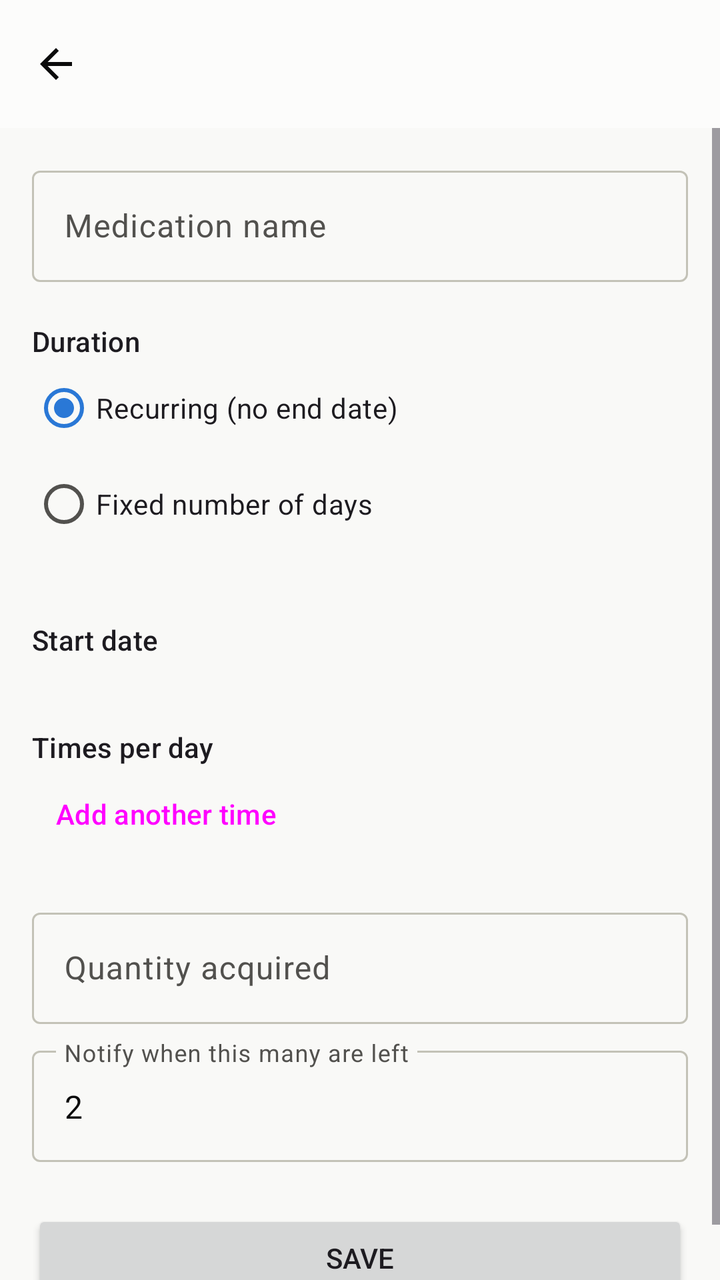
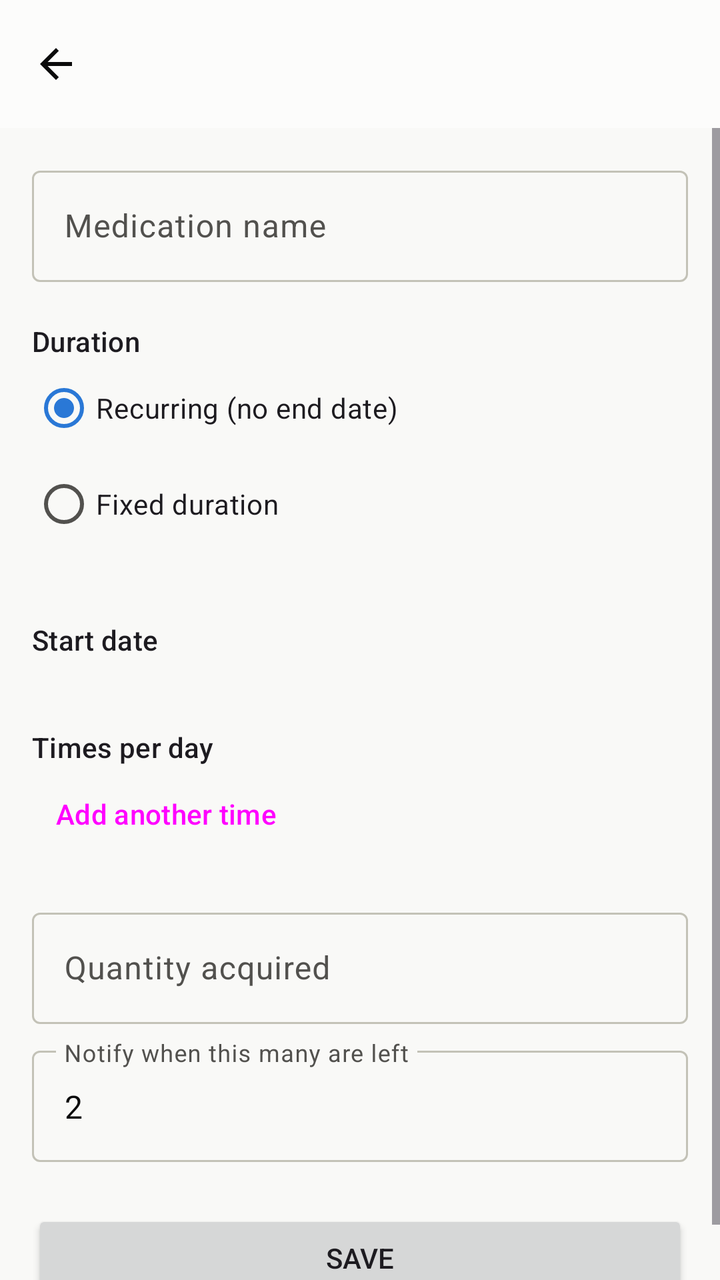

Before-and-after screenshots of an Android layout around one commit, followed by the original layout XML and the change that was made.
<!-- AndroidManifest.xml: application theme Theme.MedMe -->
<!-- res/layout/activity_add_edit_medication.xml -->
<?xml version="1.0" encoding="utf-8"?>
<LinearLayout xmlns:android="http://schemas.android.com/apk/res/android"
    xmlns:app="http://schemas.android.com/apk/res-auto"
    android:layout_width="match_parent"
    android:layout_height="match_parent"
    android:orientation="vertical">

    <androidx.appcompat.widget.Toolbar
        android:id="@+id/toolbar"
        android:layout_width="match_parent"
        android:layout_height="?attr/actionBarSize"
        android:background="?attr/colorSurface"
        app:navigationIcon="@drawable/ic_back" />

    <ScrollView
        android:layout_width="match_parent"
        android:layout_height="match_parent">

        <LinearLayout
            android:layout_width="match_parent"
            android:layout_height="wrap_content"
            android:orientation="vertical"
            android:padding="16dp">

            <com.google.android.material.textfield.TextInputLayout
                android:layout_width="match_parent"
                android:layout_height="wrap_content"
                android:hint="@string/hint_medication_name">

                <com.google.android.material.textfield.TextInputEditText
                    android:id="@+id/editMedName"
                    android:layout_width="match_parent"
                    android:layout_height="wrap_content" />

            </com.google.android.material.textfield.TextInputLayout>

            <TextView
                android:layout_width="match_parent"
                android:layout_height="wrap_content"
                android:layout_marginTop="20dp"
                android:text="@string/label_duration"
                android:textAppearance="?attr/textAppearanceTitleSmall" />

            <RadioGroup
                android:id="@+id/radioGroupDuration"
                android:layout_width="match_parent"
                android:layout_height="wrap_content">

                <RadioButton
                    android:id="@+id/radioRecurring"
                    android:layout_width="match_parent"
                    android:layout_height="wrap_content"
                    android:checked="true"
                    android:text="@string/duration_recurring" />

                <RadioButton
                    android:id="@+id/radioFixedDays"
                    android:layout_width="match_parent"
                    android:layout_height="wrap_content"
                    android:text="@string/duration_fixed_days" />

            </RadioGroup>

            <com.google.android.material.textfield.TextInputLayout
                android:id="@+id/layoutTotalDays"
                android:layout_width="match_parent"
                android:layout_height="wrap_content"
                android:layout_marginTop="8dp"
                android:hint="@string/hint_total_days"
                android:visibility="gone">

                <com.google.android.material.textfield.TextInputEditText
                    android:id="@+id/editTotalDays"
                    android:layout_width="match_parent"
                    android:layout_height="wrap_content"
                    android:inputType="number" />

            </com.google.android.material.textfield.TextInputLayout>

            <LinearLayout
                android:layout_width="match_parent"
                android:layout_height="wrap_content"
                android:layout_marginTop="20dp"
                android:gravity="center_vertical"
                android:orientation="horizontal">

                <TextView
                    android:layout_width="0dp"
                    android:layout_height="wrap_content"
                    android:layout_weight="1"
                    android:text="@string/label_start_date"
                    android:textAppearance="?attr/textAppearanceTitleSmall" />

                <Button
                    android:id="@+id/buttonPickStartDate"
                    style="?attr/borderlessButtonStyle"
                    android:layout_width="wrap_content"
                    android:layout_height="wrap_content" />

            </LinearLayout>

            <TextView
                android:layout_width="match_parent"
                android:layout_height="wrap_content"
                android:layout_marginTop="20dp"
                android:text="@string/label_dose_times"
                android:textAppearance="?attr/textAppearanceTitleSmall" />

            <LinearLayout
                android:id="@+id/containerDoseTimes"
                android:layout_width="match_parent"
                android:layout_height="wrap_content"
                android:orientation="vertical" />

            <Button
                android:id="@+id/buttonAddTimeSlot"
                style="?attr/borderlessButtonStyle"
                android:layout_width="wrap_content"
                android:layout_height="wrap_content"
                android:layout_gravity="start"
                android:text="@string/add_another_time" />

            <LinearLayout
                android:id="@+id/layoutInitialQuantity"
                android:layout_width="match_parent"
                android:layout_height="wrap_content"
                android:orientation="vertical">

                <com.google.android.material.textfield.TextInputLayout
                    android:layout_width="match_parent"
                    android:layout_height="wrap_content"
                    android:layout_marginTop="20dp"
                    android:hint="@string/hint_initial_quantity">

                    <com.google.android.material.textfield.TextInputEditText
                        android:id="@+id/editInitialQuantity"
                        android:layout_width="match_parent"
                        android:layout_height="wrap_content"
                        android:inputType="number" />

                </com.google.android.material.textfield.TextInputLayout>

            </LinearLayout>

            <com.google.android.material.textfield.TextInputLayout
                android:layout_width="match_parent"
                android:layout_height="wrap_content"
                android:layout_marginTop="8dp"
                android:hint="@string/hint_low_stock_threshold">

                <com.google.android.material.textfield.TextInputEditText
                    android:id="@+id/editLowStockThreshold"
                    android:layout_width="match_parent"
                    android:layout_height="wrap_content"
                    android:inputType="number"
                    android:text="@string/default_low_stock_threshold" />

            </com.google.android.material.textfield.TextInputLayout>

            <Button
                android:id="@+id/buttonSave"
                android:layout_width="match_parent"
                android:layout_height="wrap_content"
                android:layout_marginTop="24dp"
                android:text="@string/action_save" />

        </LinearLayout>

    </ScrollView>

</LinearLayout>
<!-- resources referenced by this layout -->
<resources>
  <!-- drawable ic_back (drawable) -->
  <vector xmlns:android="http://schemas.android.com/apk/res/android"
      android:width="24dp"
      android:height="24dp"
      android:viewportWidth="24"
      android:viewportHeight="24"
      android:tint="?attr/colorOnSurface">
      <path
          android:fillColor="@android:color/white"
          android:pathData="M20,11H7.83l5.59,-5.59L12,4l-8,8 8,8 1.41,-1.41L7.83,13H20v-2z" />
  </vector>
  <string name="action_save">Save</string>
  <string name="add_another_time">Add another time</string>
  <string name="default_low_stock_threshold">2</string>
  <string name="duration_fixed_days">Fixed number of days</string>
  <string name="duration_recurring">Recurring (no end date)</string>
  <string name="hint_initial_quantity">Quantity acquired</string>
  <string name="hint_low_stock_threshold">Notify when this many are left</string>
  <string name="hint_medication_name">Medication name</string>
  <string name="hint_total_days">Number of days</string>
  <string name="label_dose_times">Times per day</string>
  <string name="label_duration">Duration</string>
  <string name="label_start_date">Start date</string>
  <style name="Theme.MedMe" parent="Theme.Material3.DayNight.NoActionBar">
          <item name="colorPrimary">@color/md_primary</item>
          <item name="colorOnPrimary">@color/md_on_primary</item>
          <item name="colorPrimaryContainer">@color/md_primary_container</item>
          <item name="colorOnPrimaryContainer">@color/md_on_primary_container</item>
          <item name="colorSurface">@color/md_surface</item>
          <item name="colorOnSurface">@color/md_on_surface</item>
          <item name="colorOnSurfaceVariant">@color/md_on_surface_variant</item>
          <item name="android:colorBackground">@color/md_background</item>
          <item name="colorOutline">@color/md_outline</item>
          <item name="android:statusBarColor">@color/md_surface</item>
          <item name="android:windowLightStatusBar" tools:targetApi="m">true</item>
      </style>
  <color name="md_primary">#2a78d6</color>
  <color name="md_on_primary">#ffffff</color>
  <color name="md_primary_container">#cde2fb</color>
  <color name="md_on_primary_container">#0d366b</color>
  <color name="md_surface">#fcfcfb</color>
  <color name="md_on_surface">#0b0b0b</color>
  <color name="md_on_surface_variant">#52514e</color>
  <color name="md_background">#f9f9f7</color>
  <color name="md_outline">#c3c2b7</color>
</resources>

<!-- the commit's change to res/layout/activity_add_edit_medication.xml (unified diff, before → after) -->
@@ -61,21 +61,37 @@
 
             </RadioGroup>
 
-            <com.google.android.material.textfield.TextInputLayout
+            <LinearLayout
                 android:id="@+id/layoutTotalDays"
                 android:layout_width="match_parent"
                 android:layout_height="wrap_content"
                 android:layout_marginTop="8dp"
-                android:hint="@string/hint_total_days"
+                android:gravity="center_vertical"
+                android:orientation="horizontal"
                 android:visibility="gone">
 
-                <com.google.android.material.textfield.TextInputEditText
-                    android:id="@+id/editTotalDays"
-                    android:layout_width="match_parent"
+                <com.google.android.material.textfield.TextInputLayout
+                    android:layout_width="0dp"
                     android:layout_height="wrap_content"
-                    android:inputType="number" />
+                    android:layout_weight="1"
+                    android:hint="@string/hint_total_days">
 
-            </com.google.android.material.textfield.TextInputLayout>
+                    <com.google.android.material.textfield.TextInputEditText
+                        android:id="@+id/editTotalDays"
+                        android:layout_width="match_parent"
+                        android:layout_height="wrap_content"
+                        android:inputType="number" />
+
+                </com.google.android.material.textfield.TextInputLayout>
+
+                <Spinner
+                    android:id="@+id/spinnerDurationUnit"
+                    android:layout_width="wrap_content"
+                    android:layout_height="wrap_content"
+                    android:layout_marginStart="8dp"
+                    android:entries="@array/duration_units" />
+
+            </LinearLayout>
 
             <LinearLayout
                 android:layout_width="match_parent"
<!-- resource entries referenced after the edit -->
@@ -1,5 +1,10 @@
 <!-- resources referenced by this layout -->
 <resources>
+  <string-array name="duration_units">
+          <item>Days</item>
+          <item>Weeks</item>
+          <item>Months</item>
+      </string-array>
   <!-- drawable ic_back (drawable) -->
   <vector xmlns:android="http://schemas.android.com/apk/res/android"
       android:width="24dp"
@@ -14,12 +19,12 @@
   <string name="action_save">Save</string>
   <string name="add_another_time">Add another time</string>
   <string name="default_low_stock_threshold">2</string>
-  <string name="duration_fixed_days">Fixed number of days</string>
+  <string name="duration_fixed_days">Fixed duration</string>
   <string name="duration_recurring">Recurring (no end date)</string>
   <string name="hint_initial_quantity">Quantity acquired</string>
   <string name="hint_low_stock_threshold">Notify when this many are left</string>
   <string name="hint_medication_name">Medication name</string>
-  <string name="hint_total_days">Number of days</string>
+  <string name="hint_total_days">Duration</string>
   <string name="label_dose_times">Times per day</string>
   <string name="label_duration">Duration</string>
   <string name="label_start_date">Start date</string>
